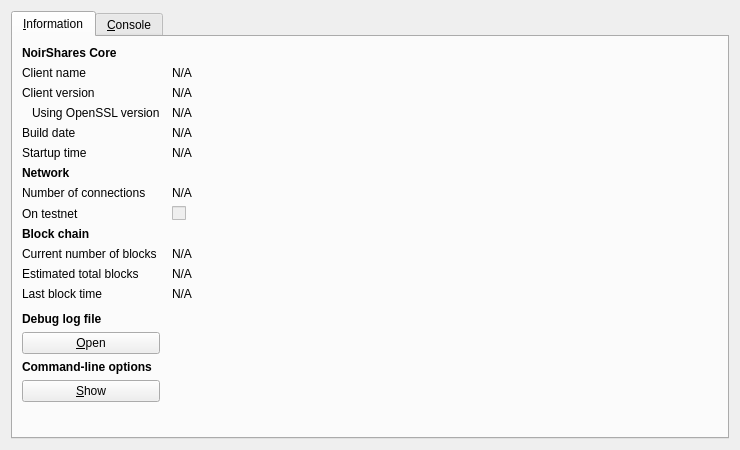
The window that src/qt/forms/rpcconsole.ui (NoirX/NoirShares-v2-old) describes before a commit, drawn with Qt 5.
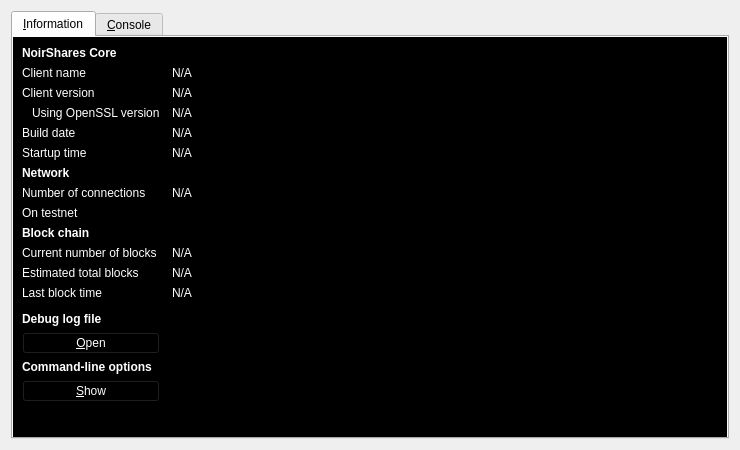
The same window after the commit. Icons and pictures are not drawn.

The edit to the form file:
```diff
--- a/src/qt/forms/rpcconsole.ui
+++ b/src/qt/forms/rpcconsole.ui
@@ -23,6 +23,9 @@
       <attribute name="title">
        <string>&amp;Information</string>
       </attribute>
+	  <property name="styleSheet">
+          <string notr="true">color:white;background-color:black;border-width:1px</string>
+         </property>
       <layout class="QGridLayout" name="gridLayout" columnstretch="0,1">
        <property name="horizontalSpacing">
         <number>12</number>
```
Left out of the diff: 2 changed lines with no effect on the pictures.
